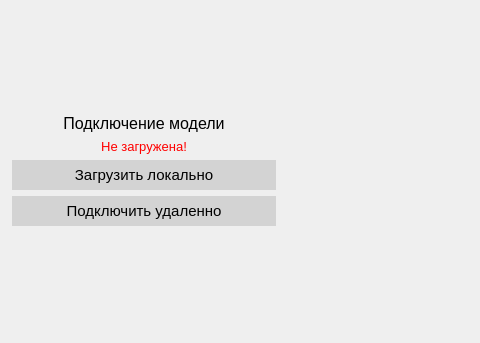
Old version of the form desktop_app/design/model_page.ui in the repository ivansoya/neural-master; both pictures show x 0 to 480 and y 264 to 607 of the 1388 by 867 pixel window.
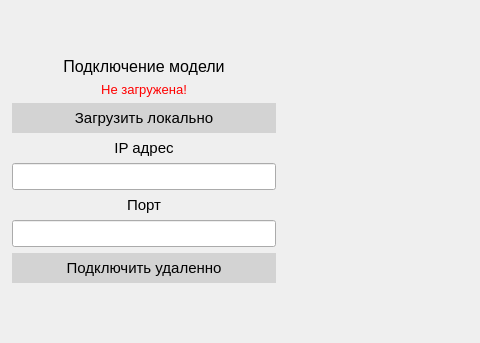
New version of the form.

What changed in the file:
```diff
--- a/desktop_app/design/model_page.ui
+++ b/desktop_app/design/model_page.ui
@@ -51,6 +51,9 @@
           <property name="orientation">
            <enum>Qt::Vertical</enum>
           </property>
+          <property name="sizeType">
+           <enum>QSizePolicy::MinimumExpanding</enum>
+          </property>
           <property name="sizeHint" stdset="0">
            <size>
             <width>20</width>
@@ -106,6 +109,54 @@
           </property>
          </widget>
         </item>
+        <item>
+         <widget class="QLabel" name="label_2">
+          <property name="font">
+           <font>
+            <pointsize>11</pointsize>
+           </font>
+          </property>
+          <property name="text">
+           <string>IP адрес</string>
+          </property>
+          <property name="alignment">
+           <set>Qt::AlignCenter</set>
+          </property>
+         </widget>
+        </item>
+        <item>
+         <widget class="QLineEdit" name="line_ip_address">
+          <property name="font">
+           <font>
+            <pointsize>12</pointsize>
+           </font>
+          </property>
+         </widget>
+        </item>
+        <item>
+         <widget class="QLabel" name="label_3">
+          <property name="font">
+           <font>
+            <pointsize>11</pointsize>
+           </font>
+          </property>
+          <property name="text">
+           <string>Порт</string>
+          </property>
+          <property name="alignment">
+           <set>Qt::AlignCenter</set>
+          </property>
+         </widget>
+        </item>
+        <item>
+         <widget class="QLineEdit" name="line_port">
+          <property name="font">
+           <font>
+            <pointsize>12</pointsize>
+           </font>
+          </property>
+         </widget>
+        </item>
         <item>
          <widget class="QPushButton" name="button_connect_remote">
           <property name="font">
```
